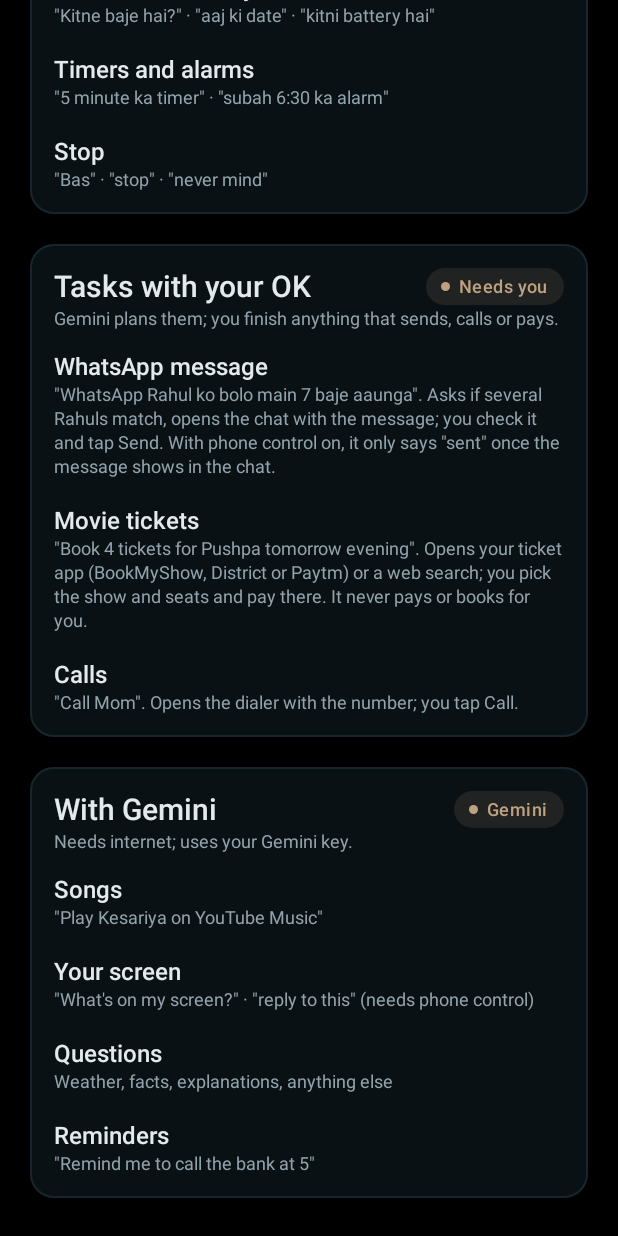
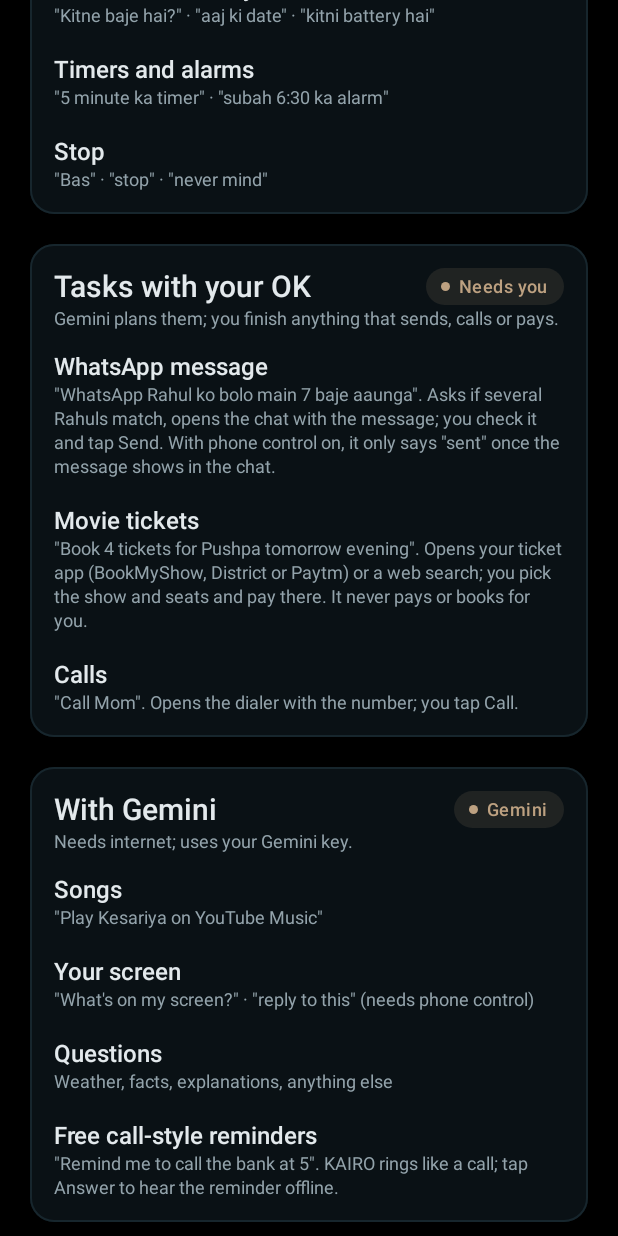
Before and after one commit to KAIRO-01/P1, an Android app built with Jetpack Compose: the composable AutomationsScreen shown on its own in the app's theme, scrolled down 576 dp, on a phone screen of 412 x 824 dp. Run offline under Robolectric (Android 15) with nearby library versions, the phone set to English and light mode, and no system bars.

Commit message:
Show free call-style reminder in supported commands

```diff
--- a/app/src/main/java/app/shilex/android/ui/AutomationsScreen.kt
+++ b/app/src/main/java/app/shilex/android/ui/AutomationsScreen.kt
@@ -58,7 +58,7 @@ private val CLOUD = listOf(
     Command("Songs", "\"Play Kesariya on YouTube Music\""),
     Command("Your screen", "\"What's on my screen?\" · \"reply to this\" (needs phone control)"),
     Command("Questions", "Weather, facts, explanations, anything else"),
-    Command("Reminders", "\"Remind me to call the bank at 5\""),
+    Command("Free call-style reminders", "\"Remind me to call the bank at 5\". KAIRO rings like a call; tap Answer to hear the reminder offline."),
 )
 
 /** What can be done: on the phone, with the user's OK, or with Gemini. */
```
